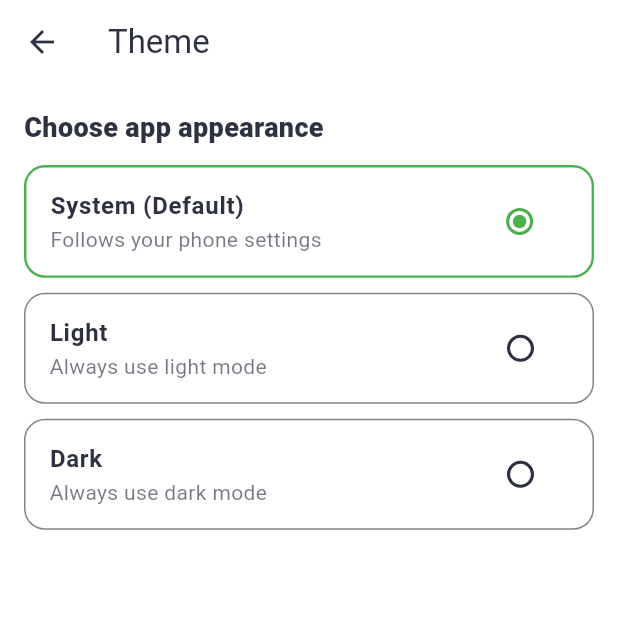
After one commit to mirajgansi/Click_shop, a Flutter app: the ThemeSettingsPage screen opened directly, on a phone screen of 412 x 824 dp, the top half of it. The commit adds this screen. Run offline on Flutter 3.47's test engine with Material 3 defaults, Android fonts, the phone set to English and light mode, and no system bars; our stand-ins replace connectivity_plus, dartz, dio, equatable, flutter_image_compress, flutter_riverpod and 11 more; missing offline and left inert: dio_smart_retry; accounts and stored records are empty.

Commit message:
theme button added

```diff
--- /dev/null
+++ b/lib/app/theme/theme_mode_provider.dart
@@ -0,0 +1,23 @@
+import 'package:click_shop/core/services/storage/user_session_service.dart';
+import 'package:flutter/material.dart' show ThemeMode;
+import 'package:flutter_riverpod/flutter_riverpod.dart';
+
+class ThemeModeNotifier extends Notifier<ThemeMode> {
+  static const _key = "theme_mode";
+
+  @override
+  ThemeMode build() {
+    final prefs = ref.read(SharedPreferencesProvider);
+    final v = prefs.getInt(_key) ?? 0;
+    return ThemeMode.values[v.clamp(0, 2)];
+  }
+
+  void setMode(ThemeMode mode) {
+    state = mode;
+    ref.read(SharedPreferencesProvider).setInt(_key, mode.index);
+  }
+}
+
+final themeModeProvider = NotifierProvider<ThemeModeNotifier, ThemeMode>(
+  ThemeModeNotifier.new,
+);
--- a/lib/features/dashboard/presentation/pages/bottom_screen/profile_screen.dart
+++ b/lib/features/dashboard/presentation/pages/bottom_screen/profile_screen.dart
@@ -12,6 +12,7 @@ import 'package:click_shop/features/auth/presentation/view_model/auth_view_model
 import 'package:click_shop/features/auth/presentation/widgets/my_button_widgets.dart';
 import 'package:click_shop/features/dashboard/presentation/pages/my_account_delete_page.dart';
 import 'package:click_shop/features/dashboard/presentation/pages/my_detail_page.dart';
+import 'package:click_shop/features/dashboard/presentation/pages/theme_setting_page.dart';
 import 'package:click_shop/features/dashboard/presentation/widgets/my_menu_items_widgets.dart';
 import 'package:dartz/dartz.dart';
 import 'package:flutter/material.dart';
@@ -423,9 +424,16 @@ class _ProfileScreenState extends ConsumerState<ProfileScreen> {
                       },
                     ),
                     MyMenuItemWidget(
-                      icon: Icons.help_outline,
-                      title: "Help",
-                      onTap: () => Navigator.pushNamed(context, "/help"),
+                      icon: Icons.dark_mode_outlined,
+                      title: "Theme",
+                      onTap: () {
+                        Navigator.push(
+                          context,
+                          MaterialPageRoute(
+                            builder: (_) => const ThemeSettingsPage(),
+                          ),
+                        );
+                      },
                     ),
 
                     MyMenuItemWidget(
--- /dev/null
+++ b/lib/features/dashboard/presentation/pages/theme_setting_page.dart
@@ -0,0 +1,79 @@
+import 'package:click_shop/app/theme/theme_mode_provider.dart';
+import 'package:flutter/material.dart';
+import 'package:flutter_riverpod/flutter_riverpod.dart';
+
+class ThemeSettingsPage extends ConsumerWidget {
+  const ThemeSettingsPage({super.key});
+
+  @override
+  Widget build(BuildContext context, WidgetRef ref) {
+    final cs = Theme.of(context).colorScheme;
+
+    final current = ref.watch(themeModeProvider);
+
+    Widget tile(String title, ThemeMode mode, String subtitle) {
+      final selected = current == mode;
+
+      return Container(
+        margin: const EdgeInsets.only(bottom: 10),
+        decoration: BoxDecoration(
+          color: cs.surface,
+          borderRadius: BorderRadius.circular(14),
+          border: Border.all(
+            color: selected ? cs.primary : cs.outlineVariant.withOpacity(0.6),
+            width: selected ? 1.6 : 1,
+          ),
+        ),
+        child: ListTile(
+          title: Text(
+            title,
+            style: TextStyle(fontWeight: FontWeight.w700, color: cs.onSurface),
+          ),
+          subtitle: Text(
+            subtitle,
+            style: TextStyle(color: cs.onSurface.withOpacity(0.65)),
+          ),
+          trailing: Radio<ThemeMode>(
+            value: mode,
+            groupValue: current,
+            activeColor: cs.primary,
+            onChanged: (v) {
+              if (v == null) return;
+              ref.read(themeModeProvider.notifier).setMode(v);
+            },
+          ),
+          onTap: () => ref.read(themeModeProvider.notifier).setMode(mode),
+        ),
+      );
+    }
+
+    return Scaffold(
+      appBar: AppBar(title: const Text("Theme")),
+      backgroundColor: cs.background,
+      body: Padding(
+        padding: const EdgeInsets.all(16),
+        child: Column(
+          crossAxisAlignment: CrossAxisAlignment.start,
+          children: [
+            Text(
+              "Choose app appearance",
+              style: TextStyle(
+                fontSize: 18,
+                fontWeight: FontWeight.w800,
+                color: cs.onSurface,
+              ),
+            ),
+            const SizedBox(height: 12),
+            tile(
+              "System (Default)",
+              ThemeMode.system,
+              "Follows your phone settings",
+            ),
+            tile("Light", ThemeMode.light, "Always use light mode"),
+            tile("Dark", ThemeMode.dark, "Always use dark mode"),
+          ],
+        ),
+      ),
+    );
+  }
+}
--- a/lib/main.dart
+++ b/lib/main.dart
@@ -1,4 +1,5 @@
 import 'package:click_shop/app/theme/app_theme.dart';
+import 'package:click_shop/app/theme/theme_mode_provider.dart';
 import 'package:click_shop/core/services/hive/hive_service.dart';
 import 'package:click_shop/core/services/storage/user_session_service.dart';
 import 'package:click_shop/features/driver/presentation/pages/driver_home_page.dart';
@@ -11,7 +12,7 @@ import 'package:flutter/material.dart';
 import 'package:flutter_riverpod/flutter_riverpod.dart';
 import 'package:shared_preferences/shared_preferences.dart';
 
-void main() async {
+Future<void> main() async {
   WidgetsFlutterBinding.ensureInitialized();
 
   final hiveService = HiveService();
@@ -27,16 +28,18 @@ void main() async {
   );
 }
 
-class MyApp extends StatelessWidget {
+class MyApp extends ConsumerWidget {
   const MyApp({super.key});
 
   @override
-  Widget build(BuildContext context) {
+  Widget build(BuildContext context, WidgetRef ref) {
+    final mode = ref.watch(themeModeProvider);
+
     return MaterialApp(
       debugShowCheckedModeBanner: false,
       theme: AppTheme.light(),
       darkTheme: AppTheme.dark(),
-      themeMode: ThemeMode.system,
+      themeMode: mode,
       initialRoute: '/',
       routes: {
         '/': (context) => const AppStartScreen(),
```
